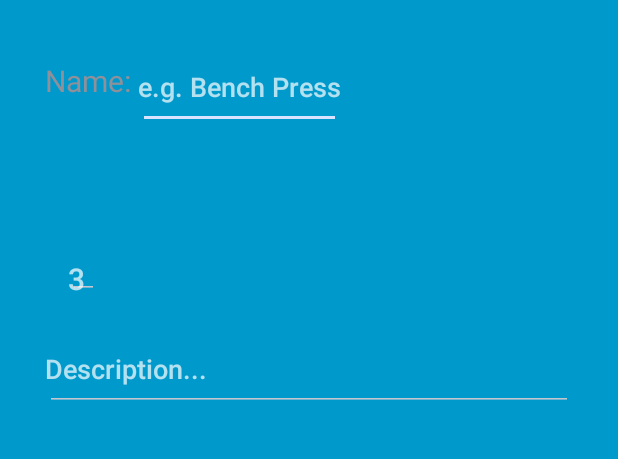
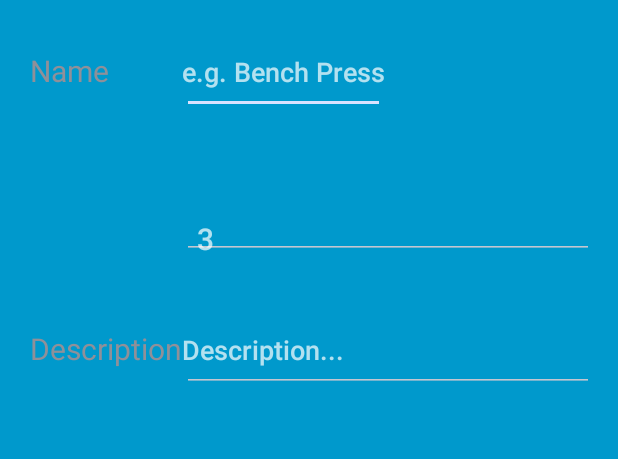
Before and after one commit to gavlaaaaaaaa/Gymify-for-Android, an Android app: the layout add_exercise_dialog.xml on its own in the app's theme, with its tools: preview values and no code run, on a phone screen of 412 x 824 dp, the part 84-543 px from its top. Run offline under Robolectric (Android 15) with nearby library versions, the phone set to English and light mode, and no system bars.

Commit message:
Fixed add exercise dialog layout using grid view

```diff
--- a/gymify/src/main/res/layout/add_exercise_dialog.xml
+++ b/gymify/src/main/res/layout/add_exercise_dialog.xml
@@ -1,70 +1,83 @@
 <?xml version="1.0" encoding="utf-8"?>
-<RelativeLayout xmlns:android="http://schemas.android.com/apk/res/android"
-    android:id="@+id/layout_root"
-    android:layout_width="fill_parent"
-    android:layout_height="fill_parent"
-    android:orientation="vertical"
-    android:padding="30dp">
+<GridLayout xmlns:android="http://schemas.android.com/apk/res/android"
+		xmlns:tools="http://schemas.android.com/tools"
+		android:id="@+id/layout_root"
+		android:layout_width="fill_parent"
+		android:layout_height="fill_parent"
+		android:columnCount="2"
+		android:rowCount="4"
+		android:padding="20dp"
+		android:orientation="vertical"
+		tools:context=".ExerciseActivity" >
 
 	<TextView
 	    android:id="@+id/ex_name_lbl"
 	    android:layout_width="wrap_content"
 	    android:layout_height="wrap_content"
-	    android:text="Name: "
-	    android:textSize="20dp"
-	    android:paddingTop="10dp"/>
+		android:layout_row="0"
+		android:layout_column="0"
+	    android:text="Name"
+	    android:textSize="20dp" />
 
 	<AutoCompleteTextView
 	    android:id="@+id/ex_name_edit"
 	    android:layout_width="wrap_content"
 	    android:layout_height="wrap_content"
-	    android:hint="e.g. Bench Press"
-	    android:layout_toRightOf="@+id/ex_name_lbl" />
+		android:layout_row="0"
+		android:layout_column="1"
+	    android:hint="e.g. Bench Press" />
 
 	<TextView
 	    android:id="@+id/ex_type_lbl"
 	    android:layout_width="wrap_content"
 	    android:layout_height="wrap_content"
-	    android:textSize="20dp"
-	    android:paddingTop="10dp"
-	    android:layout_below="@+id/ex_name_lbl"/>
+		android:layout_row="1"
+		android:layout_column="0"
+		android:textSize="20dp"/>
 
 	<Spinner
 	    android:id="@+id/type_spinner"
 	    android:layout_width="wrap_content"
 	    android:layout_height="wrap_content"
 		android:background="@android:color/holo_blue_dark"
-		android:paddingTop="15dp"
 	    android:spinnerMode="dropdown"
-	    android:layout_toRightOf="@+id/ex_type_lbl"
-	    android:layout_below="@+id/ex_name_edit"/>
+		android:layout_row="1"
+		android:layout_column="1" />
 
 	<TextView
 	    android:id="@+id/goal_lbl"
 	    android:layout_width="wrap_content"
 	    android:layout_height="wrap_content"
-	    android:textSize="20dp"
-	    android:paddingTop="10dp"
-	    android:layout_below="@+id/ex_type_lbl"/>
+	    android:textSize="16dp"
+		android:layout_row="2"
+		android:layout_column="0"/>
 
 	<EditText
 	    android:id="@+id/goal_edit"
-	    android:layout_width="wrap_content"
+	    android:layout_width="fill_parent"
 	    android:layout_height="wrap_content"
 	    android:hint="3"
 	    android:textSize="20dp"
+		android:paddingLeft="10dp"
 	    android:inputType="numberSigned"
-		android:paddingTop="30dp"
-		android:layout_marginLeft="15dp"
-	    android:layout_toRightOf="@+id/goal_lbl"
-	    android:layout_below="@+id/ex_type_lbl"/>
+		android:layout_row="2"
+		android:layout_column="1"/>
+
+	<TextView
+		android:id="@+id/desc_lbl"
+		android:layout_width="wrap_content"
+		android:layout_height="wrap_content"
+		android:text="Description"
+		android:textSize="20dp"
+		android:layout_row="3"
+		android:layout_column="0"/>
 
 	<EditText android:id="@+id/desc_edit"
 	    android:layout_width="fill_parent"
 	    android:layout_height="wrap_content"
-	    android:layout_marginTop="20dp"
 	    android:hint="Description... "
-	    android:layout_below="@+id/goal_lbl"/>
+		android:layout_row="3"
+		android:layout_column="1"/>
 
 
-</RelativeLayout>
+</GridLayout>
```
Also changed, not shown: 29 other files.
